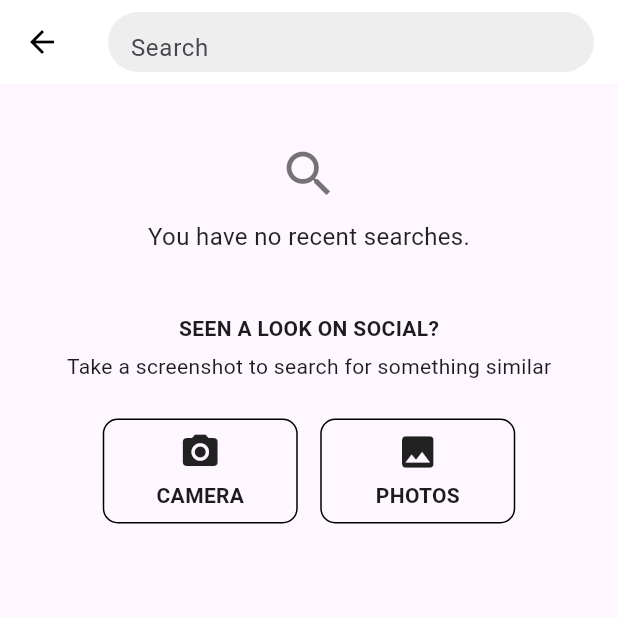
After one commit to tech640/Bridge-App, a Flutter app: the Search2Page screen opened directly, on a phone screen of 412 x 824 dp, the top half of it. The commit adds this screen. Run offline on Flutter 3.47's test engine with Material 3 defaults, Android fonts, the phone set to English and light mode, and no system bars; our stand-ins replace image_picker; network calls fail.

Commit message:
add search2

```diff
--- /dev/null
+++ b/lib/screens/search2.dart
@@ -0,0 +1,97 @@
+// screens/search2.dart
+import 'package:flutter/material.dart';
+import 'package:image_picker/image_picker.dart';
+
+class Search2Page extends StatefulWidget {
+  @override
+  _Search2PageState createState() => _Search2PageState();
+}
+
+class _Search2PageState extends State<Search2Page> {
+  final ImagePicker _picker = ImagePicker();
+
+  Future<void> _openCamera() async {
+    await _picker.pickImage(source: ImageSource.camera);
+  }
+
+  Future<void> _openGallery() async {
+    await _picker.pickImage(source: ImageSource.gallery);
+  }
+
+  @override
+  Widget build(BuildContext context) {
+    return Scaffold(
+      appBar: AppBar(
+        backgroundColor: Colors.white,
+        elevation: 0,
+        leading: IconButton(
+          icon: Icon(Icons.arrow_back, color: Colors.black),
+          onPressed: () => Navigator.pop(context),
+        ),
+        title: Container(
+          height: 40,
+          decoration: BoxDecoration(
+            color: Colors.grey.shade200,
+            borderRadius: BorderRadius.circular(25),
+          ),
+          child: TextField(
+            decoration: InputDecoration(
+              hintText: "Search",
+              border: InputBorder.none,
+              contentPadding: EdgeInsets.symmetric(horizontal: 15),
+            ),
+          ),
+        ),
+      ),
+      body: Column(
+        children: [
+          SizedBox(height: 40),
+          Icon(Icons.search, size: 40, color: Colors.black54),
+          SizedBox(height: 10),
+          Text(
+            "You have no recent searches.",
+            style: TextStyle(fontSize: 16, color: Colors.black87),
+          ),
+          SizedBox(height: 40),
+          Text(
+            "SEEN A LOOK ON SOCIAL?",
+            style: TextStyle(fontWeight: FontWeight.bold),
+          ),
+          SizedBox(height: 5),
+          Text("Take a screenshot to search for something similar"),
+          SizedBox(height: 25),
+          Row(
+            mainAxisAlignment: MainAxisAlignment.center,
+            children: [
+              _buildActionButton(Icons.camera_alt, "CAMERA", _openCamera),
+              SizedBox(width: 15),
+              _buildActionButton(Icons.photo, "PHOTOS", _openGallery),
+            ],
+          )
+        ],
+      ),
+    );
+  }
+
+  Widget _buildActionButton(IconData icon, String label, VoidCallback onTap) {
+    return GestureDetector(
+      onTap: onTap,
+      child: Container(
+        width: 130,
+        height: 70,
+        decoration: BoxDecoration(
+          borderRadius: BorderRadius.circular(10),
+          border: Border.all(color: Colors.black, width: 1),
+        ),
+        child: Column(
+          mainAxisAlignment: MainAxisAlignment.center,
+          children: [
+            Icon(icon, size: 28),
+            SizedBox(height: 5),
+            Text(label, style: TextStyle(fontWeight: FontWeight.bold)),
+          ],
+        ),
+      ),
+    );
+  }
+}
--- a/pubspec.yaml
+++ b/pubspec.yaml
@@ -34,6 +34,8 @@ dependencies:
   # The following adds the Cupertino Icons font to your application.
   # Use with the CupertinoIcons class for iOS style icons.
   cupertino_icons: ^1.0.8
+  image_picker: ^1.1.1
+
 
 dev_dependencies:
   flutter_test:
```
Also changed, not shown: lib/screens/filter/brand_page.dart (+5 -5 lines), lib/screens/filter/price_page.dart (+18 -16 lines), lib/screens/filter/product_type_page.dart (+4 -4 lines), lib/screens/filter/style_page.dart (+5 -5 lines), pubspec.lock, 5 other files.
